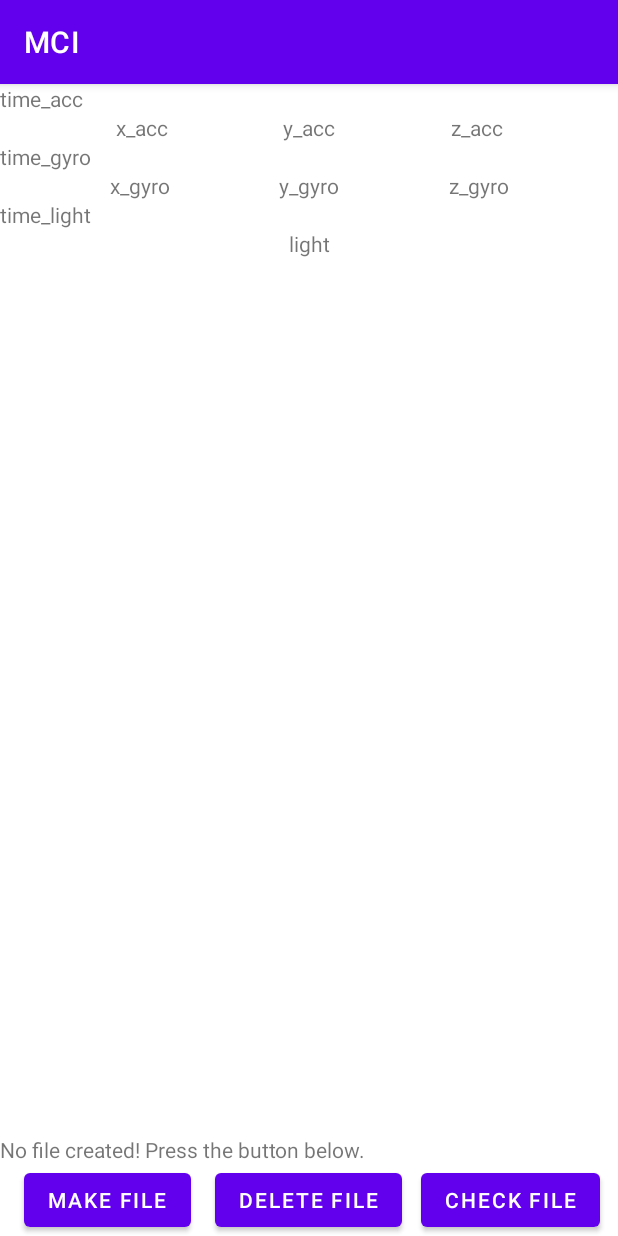
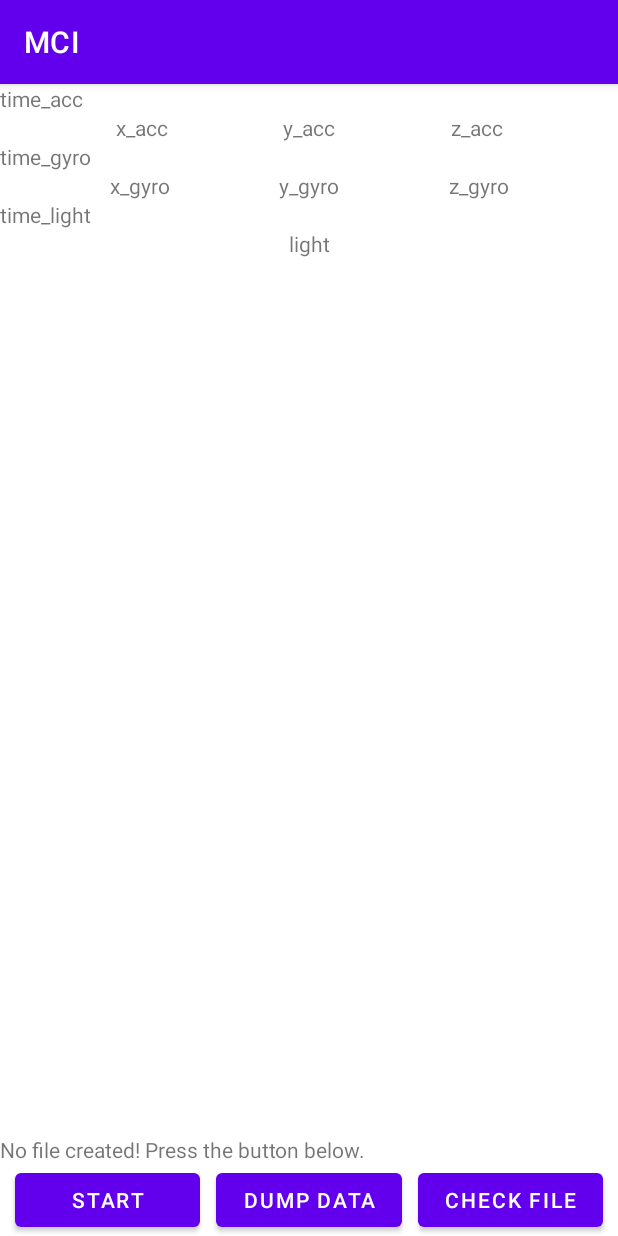
Before and after one commit to AdwaitB/visual-positioning-mci, an Android app: the screen it shows after launch (MainActivity), on a phone screen of 412 x 824 dp. Run offline under Robolectric (Android 15) with nearby library versions, the phone set to English and light mode, and no system bars.

Commit message:
first commit for reading combined data

```diff
--- a/app/src/main/java/com/example/mci/MainActivity.java
+++ b/app/src/main/java/com/example/mci/MainActivity.java
@@ -1,7 +1,6 @@
 package com.example.mci;
 
 import static com.example.mci.utils.MiscUtils.verifyStoragePermissions;
-import static com.example.mci.utils.TimeUtils.getSensorTime;
 import static com.example.mci.utils.TimeUtils.getSystemTime;
 
 import androidx.annotation.RequiresApi;
@@ -19,16 +18,16 @@ import android.view.View;
 import android.widget.Button;
 import android.widget.TextView;
 
-import org.w3c.dom.Text;
+import com.example.mci.sensorcapture.SensorCaptureTask;
 
 import java.io.File;
 import java.io.FileOutputStream;
-import java.io.IOException;
 
 public class MainActivity extends AppCompatActivity implements SensorEventListener {
     private SensorManager sensorManager;
+    private SensorCaptureTask sensorCaptureTask;
 
-    Button makefile, checkfile, deletefile;
+    Button toggleBucketing, dumpData, checkfile;
 
     TextView x_acc, y_acc, z_acc;
     TextView x_gyro, y_gyro, z_gyro;
@@ -41,7 +40,7 @@ public class MainActivity extends AppCompatActivity implements SensorEventListen
     private ContextWrapper cw;
     private File directory, file;
     private FileOutputStream fileOutputStream;
-    boolean write = false;
+    boolean track = false;
 
     private void initViews(){
         time_acc = (TextView) findViewById(R.id.time_acc);
@@ -64,23 +63,13 @@ public class MainActivity extends AppCompatActivity implements SensorEventListen
     }
 
     private void initButtons(){
-        makefile = (Button) findViewById(R.id.makefile);
-        makefile.setOnClickListener(new View.OnClickListener() {
+        toggleBucketing = (Button) findViewById(R.id.toggleBucketing);
+        toggleBucketing.setOnClickListener(new View.OnClickListener() {
             @RequiresApi(api = Build.VERSION_CODES.O)
             @Override
             public void onClick(View view) {
-                try{
-                    cw = new ContextWrapper(getApplicationContext());
-                    directory = cw.getExternalFilesDir(Environment.DIRECTORY_DOWNLOADS);
-                    file = new File(directory, filename);
-
-                    fileOutputStream = new FileOutputStream(file);
-                    fileOutputStream.write("System Timestamp, Sensor Uptime, x, y, z\n".getBytes());
-                    write = true;
-                    updateStatusForFile(file, "create");
-                } catch (IOException e) {
-                    e.printStackTrace();
-                }
+                track = true;
+                updateStatusForFile(file, "track");
             }
         });
 
@@ -96,23 +85,34 @@ public class MainActivity extends AppCompatActivity implements SensorEventListen
             }
         });
 
-        deletefile = (Button) findViewById(R.id.deletefile);
-        deletefile.setOnClickListener(new View.OnClickListener() {
+        checkfile.setOnLongClickListener(new View.OnLongClickListener() {
+            @RequiresApi(api = Build.VERSION_CODES.O)
+            @Override
+            public boolean onLongClick(View v) {
+                updateStatusForFile(file, "delete");
+                if(file.exists()) file.delete();
+                return true;
+            }
+        });
+
+        dumpData = (Button) findViewById(R.id.dumpData);
+        dumpData.setOnClickListener(new View.OnClickListener() {
             @RequiresApi(api = Build.VERSION_CODES.O)
             @Override
             public void onClick(View view) {
-                write = false;
+                track = false;
                 cw = new ContextWrapper(getApplicationContext());
                 directory = cw.getExternalFilesDir(Environment.DIRECTORY_DOWNLOADS);
                 file = new File(directory, filename);
-                updateStatusForFile(file, "delete");
-                if(file.exists()) file.delete();
+                sensorCaptureTask.serialize(file);
+                updateStatusForFile(file, "dumped");
             }
         });
     }
 
     private void initSensors(){
         sensorManager = (SensorManager)getSystemService(SENSOR_SERVICE);
+        sensorCaptureTask = new SensorCaptureTask();
 
         sensorManager.registerListener(
                 this,
@@ -154,18 +154,6 @@ public class MainActivity extends AppCompatActivity implements SensorEventListen
             this.x_acc.setText("X acc: " + sensorEvent.values[0]);
             this.y_acc.setText("Y acc: " + sensorEvent.values[1]);
             this.z_acc.setText("Z acc: " + sensorEvent.values[2]);
-
-            if(this.write) {
-                String outwrite = getSystemTime() + ", " + getSensorTime(sensorEvent.timestamp) + ", "
-                        + sensorEvent.values[0] + ", "
-                        + sensorEvent.values[1] + ", "
-                        + sensorEvent.values[2] + "\n";
-                try {
-                    fileOutputStream.write(outwrite.getBytes());
-                } catch (IOException e) {
-                    e.printStackTrace();
-                }
-            }
         }
         else if(sensorEvent.sensor.getType()==Sensor.TYPE_GYROSCOPE){
             this.time_gyro.setText("Gyro Time : " + sensorEvent.timestamp);
@@ -179,6 +167,9 @@ public class MainActivity extends AppCompatActivity implements SensorEventListen
 
             this.light.setText("Light: " + sensorEvent.values[0]);
         }
+
+        if(track)
+            sensorCaptureTask.captureEntry(sensorEvent);
     }
 
     @Override
--- a/app/src/main/res/layout/activity_main.xml
+++ b/app/src/main/res/layout/activity_main.xml
@@ -34,12 +34,16 @@
         app:layout_constraintTop_toBottomOf="@+id/time_acc" />
 
     <Button
-        android:id="@+id/makefile"
-        android:layout_width="wrap_content"
+        android:id="@+id/toggleBucketing"
+        android:layout_width="0dp"
         android:layout_height="wrap_content"
-        android:text="Make File"
+        android:layout_marginStart="10dp"
+        android:layout_marginLeft="10dp"
+        android:layout_marginEnd="5dp"
+        android:layout_marginRight="5dp"
+        android:text="START"
         app:layout_constraintBottom_toBottomOf="parent"
-        app:layout_constraintEnd_toStartOf="@+id/deletefile"
+        app:layout_constraintEnd_toStartOf="@+id/dumpData"
         app:layout_constraintStart_toStartOf="parent" />
 
     <TextView
@@ -47,29 +51,36 @@
         android:layout_width="0dp"
         android:layout_height="wrap_content"
         android:text="No file created! Press the button below."
-        app:layout_constraintBottom_toTopOf="@+id/deletefile"
+        app:layout_constraintBottom_toTopOf="@+id/dumpData"
         app:layout_constraintEnd_toEndOf="parent"
         app:layout_constraintHorizontal_bias="0.0"
         app:layout_constraintStart_toStartOf="parent" />
 
     <Button
         android:id="@+id/checkfile"
-        android:layout_width="wrap_content"
+        android:layout_width="0dp"
         android:layout_height="wrap_content"
-        android:text="Check File"
+        android:layout_marginStart="5dp"
+        android:layout_marginLeft="5dp"
+        android:layout_marginEnd="10dp"
+        android:layout_marginRight="10dp"
+        android:text="CHECK FILE"
         app:layout_constraintBottom_toBottomOf="parent"
         app:layout_constraintEnd_toEndOf="parent"
-        app:layout_constraintStart_toEndOf="@+id/deletefile" />
+        app:layout_constraintStart_toEndOf="@+id/dumpData" />
 
     <Button
-        android:id="@+id/deletefile"
-        android:layout_width="wrap_content"
+        android:id="@+id/dumpData"
+        android:layout_width="0dp"
         android:layout_height="wrap_content"
-        android:text="Delete File"
+        android:layout_marginStart="5dp"
+        android:layout_marginLeft="5dp"
+        android:layout_marginEnd="5dp"
+        android:layout_marginRight="5dp"
+        android:text="Dump Data"
         app:layout_constraintBottom_toBottomOf="parent"
-        app:layout_constraintEnd_toEndOf="parent"
-        app:layout_constraintHorizontal_bias="0.498"
-        app:layout_constraintStart_toStartOf="parent" />
+        app:layout_constraintEnd_toStartOf="@+id/checkfile"
+        app:layout_constraintStart_toEndOf="@+id/toggleBucketing" />
 
     <TextView
         android:id="@+id/time"
```
Also changed, not shown: app/src/main/java/com/example/mci/sensorcapture/ReadingBucket.java (+14 -1 lines), app/src/main/java/com/example/mci/sensorcapture/SensorCaptureTask.java (+29 -2 lines).
